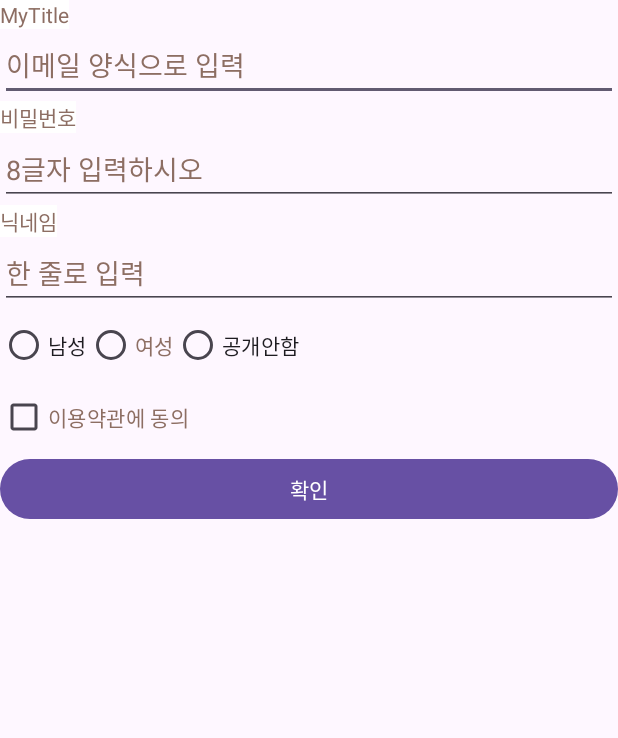
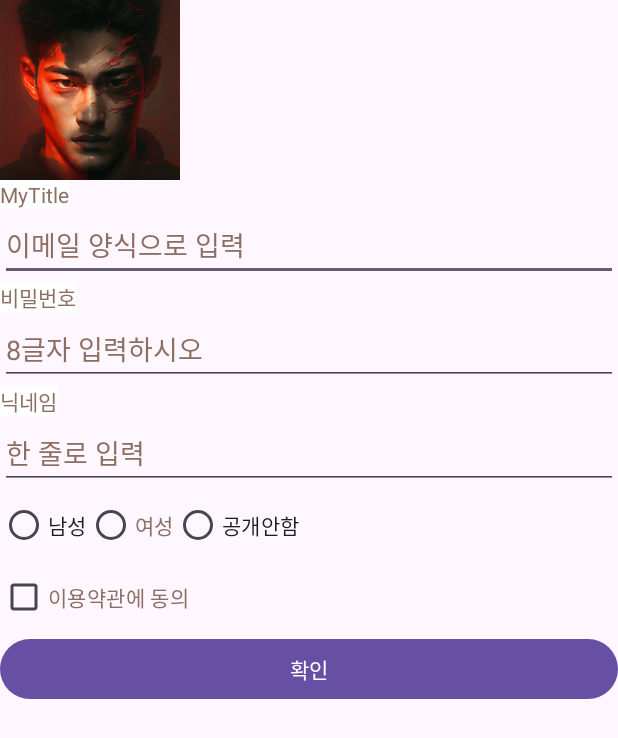
Before and after one commit to msm031/Signup1, an Android app: the screen it shows after launch (MainActivity), on a phone screen of 412 x 824 dp. Shown: the top 738 px of the screen. Run offline under Robolectric (Android 15) with nearby library versions, the phone set to English and light mode, and no system bars.

Commit message:
이미지뷰 추가 + 실제 그림파일 배치

```diff
--- a/app/src/main/res/layout/activity_main.xml
+++ b/app/src/main/res/layout/activity_main.xml
@@ -5,6 +5,15 @@
     android:layout_height="match_parent"
     android:orientation="vertical"
     tools:context=".MainActivity">
+
+    <ImageView
+        android:layout_width="120dp"
+        android:layout_height="120dp"
+        android:scaleType="centerCrop"
+        android:src="@drawable/logo"
+        tools:ignore="ContentDescription,ImageContrastCheck" />
+
+
 
     <TextView
         android:layout_width="wrap_content"
```
Also changed, not shown: app/src/main/res/drawable/logo.png (added).
